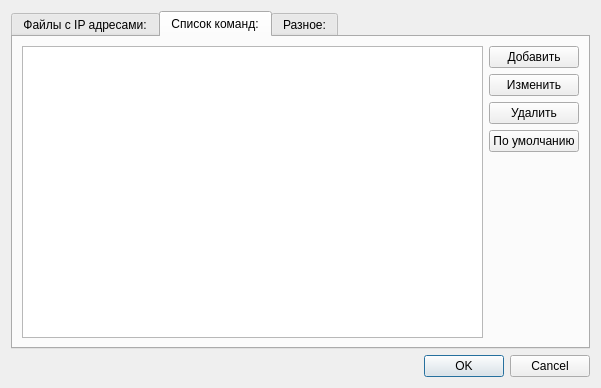
This is setsettings.ui in Wonkakakto/IpClip as Qt 5 draws it before an edit. The edited form follows.
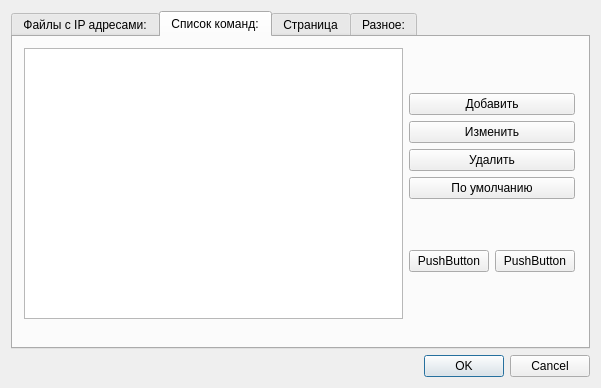
This is the edited form. Icons and pictures are not drawn.

Patch:
```diff
--- a/setsettings.ui
+++ b/setsettings.ui
@@ -113,33 +113,19 @@
         <attribute name="title">
          <string>Список команд:</string>
         </attribute>
-        <layout class="QGridLayout" name="gridLayout_5">
-         <item row="0" column="0">
+        <widget class="QWidget" name="">
+         <property name="geometry">
+          <rect>
+           <x>11</x>
+           <y>11</y>
+           <width>551</width>
+           <height>271</height>
+          </rect>
+         </property>
           <layout class="QGridLayout" name="gridLayout_3">
-           <item row="0" column="0">
-            <layout class="QHBoxLayout" name="horizontalLayout">
-             <item>
-              <widget class="QTableWidget" name="tvCommandsList">
-               <property name="selectionMode">
-                <enum>QAbstractItemView::SingleSelection</enum>
-               </property>
-               <attribute name="horizontalHeaderCascadingSectionResizes">
-                <bool>false</bool>
-               </attribute>
-               <attribute name="horizontalHeaderDefaultSectionSize">
-                <number>40</number>
-               </attribute>
-               <attribute name="horizontalHeaderStretchLastSection">
-                <bool>true</bool>
-               </attribute>
-               <attribute name="verticalHeaderVisible">
-                <bool>false</bool>
-               </attribute>
-              </widget>
-             </item>
-            </layout>
-           </item>
            <item row="0" column="1">
+           <layout class="QVBoxLayout" name="verticalLayout_6">
+            <item>
             <layout class="QVBoxLayout" name="verticalLayout_3">
              <item>
               <widget class="QPushButton" name="pbAddCommand">
@@ -169,24 +155,54 @@
                </property>
               </widget>
              </item>
+             </layout>
+            </item>
              <item>
-              <spacer name="verticalSpacer_5">
-               <property name="orientation">
-                <enum>Qt::Vertical</enum>
-               </property>
-               <property name="sizeHint" stdset="0">
-                <size>
-                 <width>20</width>
-                 <height>40</height>
-                </size>
-               </property>
-              </spacer>
+             <layout class="QHBoxLayout" name="horizontalLayout_3">
+              <item>
+               <widget class="QPushButton" name="pushButton_2">
+                <property name="text">
+                 <string>PushButton</string>
+                </property>
+               </widget>
+              </item>
+              <item>
+               <widget class="QPushButton" name="pushButton">
+                <property name="text">
+                 <string>PushButton</string>
+                </property>
+               </widget>
              </item>
             </layout>
            </item>
           </layout>
          </item>
-        </layout>
+          <item row="0" column="0">
+           <widget class="QTableWidget" name="tvCommandsList">
+            <property name="selectionMode">
+             <enum>QAbstractItemView::SingleSelection</enum>
+            </property>
+            <attribute name="horizontalHeaderCascadingSectionResizes">
+             <bool>false</bool>
+            </attribute>
+            <attribute name="horizontalHeaderDefaultSectionSize">
+             <number>40</number>
+            </attribute>
+            <attribute name="horizontalHeaderStretchLastSection">
+             <bool>true</bool>
+            </attribute>
+            <attribute name="verticalHeaderVisible">
+             <bool>false</bool>
+            </attribute>
+           </widget>
+          </item>
+         </layout>
+        </widget>
+       </widget>
+       <widget class="QWidget" name="tab_2">
+        <attribute name="title">
+         <string>Страница</string>
+        </attribute>
        </widget>
        <widget class="QWidget" name="tab">
         <attribute name="title">
```
Lines whose indentation alone changed are shown as unchanged.
